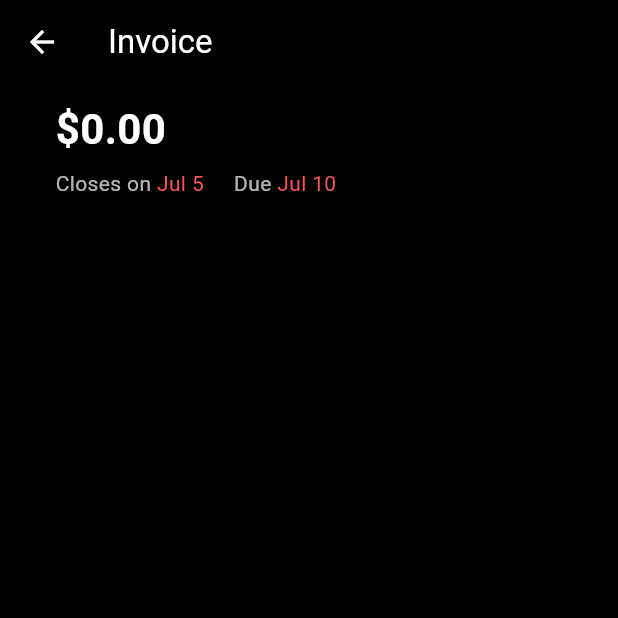
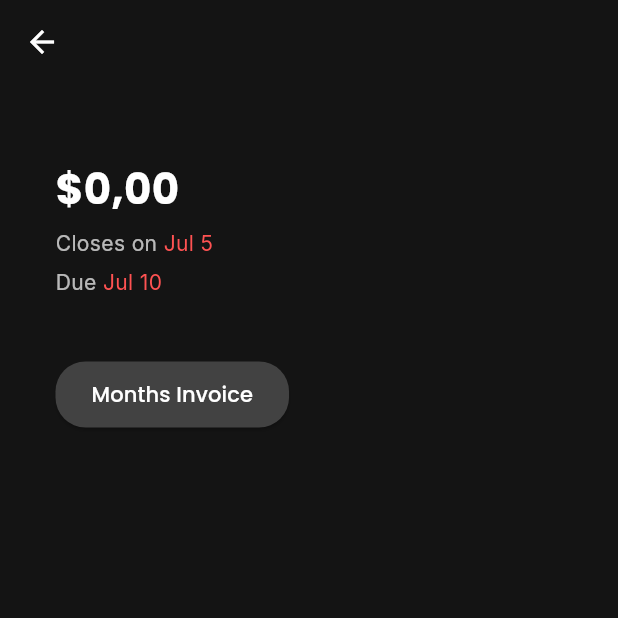
Before and after one commit to pupozin/financia, a Flutter app: the InvoiceScreen screen opened directly with empty values, on a phone screen of 412 x 824 dp, the top half of it. Run offline on Flutter 3.47's test engine with Material 3 defaults, Android fonts, the phone set to English and light mode, and no system bars; our stand-ins replace font_awesome_flutter, google_fonts, shared_preferences; accounts and stored records are empty.

Commit message:
Localtime working and invoice screen ready

```diff
--- a/frontend/lib/screens/invoice-screen.dart
+++ b/frontend/lib/screens/invoice-screen.dart
@@ -1,7 +1,9 @@
 import 'package:flutter/material.dart';
 import 'package:font_awesome_flutter/font_awesome_flutter.dart';
+import 'package:google_fonts/google_fonts.dart';
 import 'package:intl/intl.dart';
 import '../helpers/categoryhelper.dart';
+import 'package:frontend/screens/monthly-invoices-screen.dart';
 
 class InvoiceScreen extends StatelessWidget {
   final double invoiceTotal;
@@ -12,11 +14,14 @@ class InvoiceScreen extends StatelessWidget {
   @override
   Widget build(BuildContext context) {
     final now = DateTime.now();
+
     final currentMonthData = transactions.where((item) {
       final dateStr = item['date'];
       final timeStr = item['time'];
+      final method = item['method'];
 
       if (dateStr == null || dateStr == '' || timeStr == null || timeStr == '') return false;
+      if (method == null || method.toString().toUpperCase() != 'CREDIT') return false;
 
       final dateOnly = DateTime.tryParse(dateStr);
       return dateOnly != null && dateOnly.month == now.month && dateOnly.year == now.year;
@@ -43,26 +48,27 @@ class InvoiceScreen extends StatelessWidget {
     }
 
     return Scaffold(
-      backgroundColor: Colors.black,
+      backgroundColor: const Color.fromARGB(255, 20, 20, 20),
       appBar: AppBar(
-        backgroundColor: Colors.black,
+        backgroundColor: const Color.fromARGB(255, 20, 20, 20),
         foregroundColor: Colors.white,
-        title: const Text('Invoice'),
+        title: const Text(''),
         automaticallyImplyLeading: true,
       ),
       body: Center(
         child: ConstrainedBox(
           constraints: const BoxConstraints(maxWidth: 400),
           child: Padding(
-            padding: const EdgeInsets.symmetric(horizontal: 16, vertical: 10),
+            padding: const EdgeInsets.symmetric(horizontal: 16),
             child: Column(
               crossAxisAlignment: CrossAxisAlignment.start,
               children: [
+                const SizedBox(height: 50), // 🔝 espaço antes do saldo
                 Padding(
                   padding: const EdgeInsets.only(left: 15.0, bottom: 6),
                   child: Text(
-                    '\$${invoiceTotal.toStringAsFixed(2)}',
-                    style: const TextStyle(
+                    '\$${invoiceTotal.toStringAsFixed(2).replaceAll('.', ',')}',
+                    style: GoogleFonts.poppins(
                       color: Colors.white,
                       fontSize: 28,
                       fontWeight: FontWeight.bold,
@@ -71,17 +77,54 @@ class InvoiceScreen extends StatelessWidget {
                 ),
                 Padding(
                   padding: const EdgeInsets.only(left: 15.0, bottom: 16),
-                  child: Row(
+                  child: Column(
+                    crossAxisAlignment: CrossAxisAlignment.start,
                     children: [
-                      Text('Closes on ', style: TextStyle(color: Colors.white70)),
-                      Text(_formatNextMonthDate(5), style: TextStyle(color: Colors.redAccent)),
-                      const SizedBox(width: 20),
-                      Text('Due ', style: TextStyle(color: Colors.white70)),
-                      Text(_formatNextMonthDate(10), style: TextStyle(color: Colors.redAccent)),
+                      Row(
+                        children: [
+                          Text('Closes on ', style: GoogleFonts.inter(color: Colors.white70)),
+                          Text(_formatNextMonthDate(5), style: GoogleFonts.inter(color: Colors.redAccent)),
+                        ],
+                      ),
+                      const SizedBox(height: 6),
+                      Row(
+                        children: [
+                          Text('Due ', style: GoogleFonts.inter(color: Colors.white70)),
+                          Text(_formatNextMonthDate(10), style: GoogleFonts.inter(color: Colors.redAccent)),
+                        ],
+                      ),
                     ],
                   ),
                 ),
+                Padding(
+                  padding: const EdgeInsets.only(left: 15, top: 25, bottom: 45),
+                  child: ElevatedButton(
+                    style: ElevatedButton.styleFrom(
+                      backgroundColor: Colors.grey[800],
+                      shape: RoundedRectangleBorder(
+                        borderRadius: BorderRadius.circular(20),
+                      ),
+                      padding: const EdgeInsets.symmetric(horizontal: 24, vertical: 12),
+                    ),
+                    onPressed: () {
+                      Navigator.push(
+                        context,
+                        MaterialPageRoute(builder: (_) => const MonthlyInvoicesScreen()),
+                      );
+                    },
+                    child: Text(
+                      'Months Invoice',
+                      style: GoogleFonts.poppins(
+                        color: Colors.white,
+                        fontWeight: FontWeight.w500,
+                      ),
+                    ),
+                  ),
+                ),
            Expanded(
+                  child: Center(
+                    child: ConstrainedBox(
+                      constraints: const BoxConstraints(maxWidth: 300),
                       child: ListView(
                         children: grouped.entries.map((entry) {
                           return Padding(
@@ -89,18 +132,19 @@ class InvoiceScreen extends StatelessWidget {
                             child: Column(
                               crossAxisAlignment: CrossAxisAlignment.start,
                               children: [
-                            Text(
+                                Padding(
+                                  padding: const EdgeInsets.only(left: 0.0, bottom: 8),
+                                  child: Text(
                                     entry.key,
-                              style: const TextStyle(
+                                    style: GoogleFonts.poppins(
                                       color: Colors.white70,
                                       fontWeight: FontWeight.w600,
                                     ),
                                   ),
-                            const SizedBox(height: 12),
+                                ),
                                 ...entry.value.map((item) {
                                   final icon = CategoryHelper.getIcon(item['category'] ?? 'Other');
                                   final color = CategoryHelper.getColor(item['category']);
-
                                   final formattedTime = _formatTime12h(item['date'], item['time']);
 
                                   return Padding(
@@ -122,12 +166,15 @@ class InvoiceScreen extends StatelessWidget {
                                             children: [
                                               Text(
                                                 item['title'] ?? item['description'] ?? 'Sem título',
-                                            style: const TextStyle(color: Colors.white),
+                                                style: GoogleFonts.poppins(
+                                                  color: Colors.white,
+                                                  fontWeight: FontWeight.w500,
+                                                ),
                                               ),
                                               const SizedBox(height: 2),
                                               Text(
                                                 formattedTime,
-                                            style: const TextStyle(
+                                                style: GoogleFonts.inter(
                                                   color: Colors.white70,
                                                   fontSize: 12,
                                                 ),
@@ -137,7 +184,11 @@ class InvoiceScreen extends StatelessWidget {
                                         ),
                                         Text(
                                           '\$${(item['amount'] ?? 0).toStringAsFixed(2)}',
-                                      style: const TextStyle(color: Colors.white),
+                                          style: GoogleFonts.poppins(
+                                            color: Colors.white,
+                                            fontSize: 17,
+                                            fontWeight: FontWeight.w500,
+                                          ),
                                         ),
                                       ],
                                     ),
@@ -149,6 +200,9 @@ class InvoiceScreen extends StatelessWidget {
                         }).toList(),
                       ),
                     ),
+                  ),
+                ),
+
               ],
             ),
           ),
@@ -161,7 +215,7 @@ class InvoiceScreen extends StatelessWidget {
     if (date == null || time == null) return '';
     final dt = DateTime.tryParse('$date $time');
     if (dt == null) return '';
-    return DateFormat.jm().format(dt); // 12h format with AM/PM
+    return DateFormat.jm().format(dt);
   }
 
   String _monthAbbreviation(int month) {
```
Also changed, not shown: frontend/lib/screens/monthly-invoices-screen.dart (added, +23 -0 lines). Lines whose indentation alone changed are shown as unchanged.
